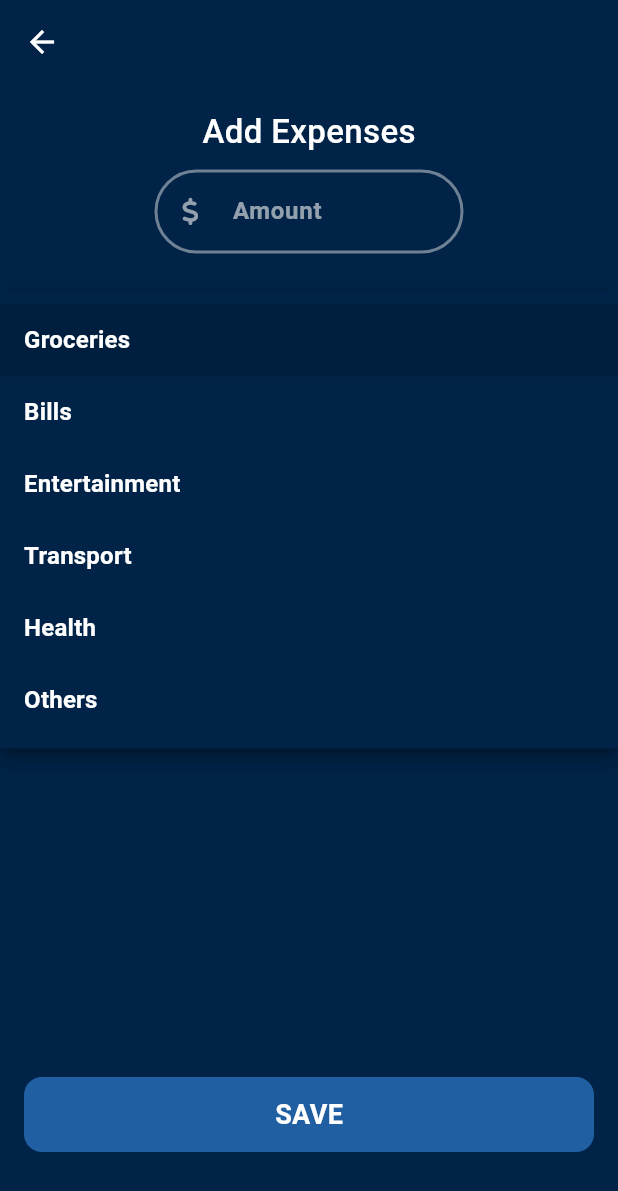
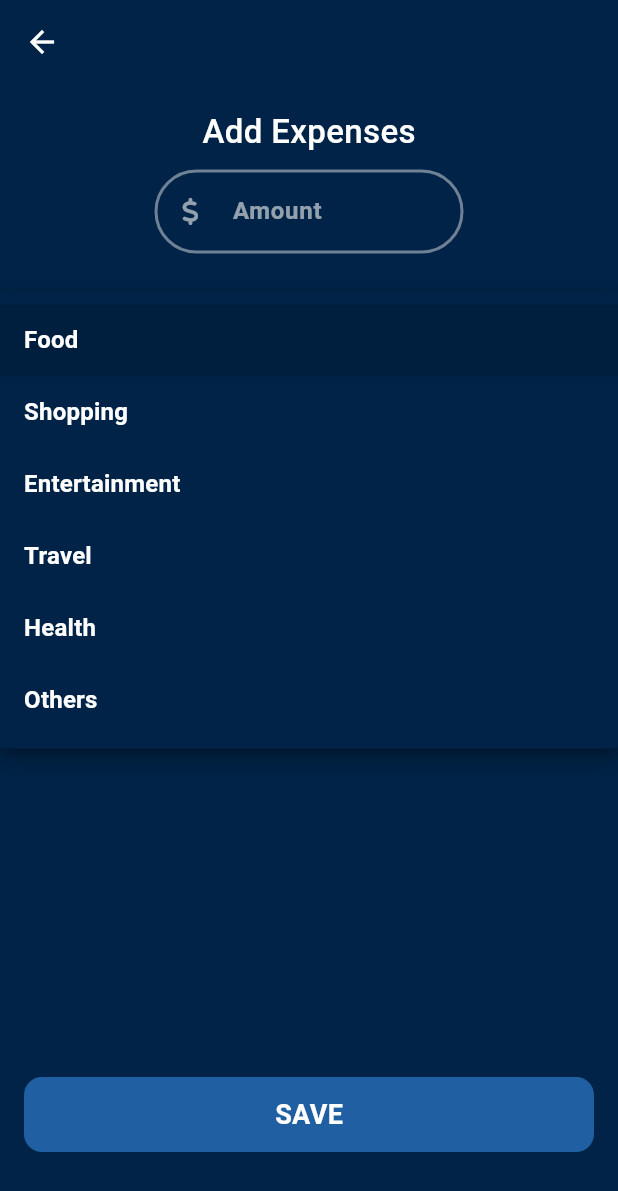
Before and after one commit to R-salton/expense_tracker, a Flutter app: the AddExpensesScreen screen opened directly, after a tap on "Category", on a phone screen of 412 x 824 dp. Shown: the top 1191 px of the screen. Run offline on Flutter 3.47's test engine with Material 3 defaults, Android fonts, the phone set to English and light mode, and no system bars; our stand-ins replace fl_chart, font_awesome_flutter, line_icons.

Commit message:
Add Expense

```diff
--- a/lib/screens/add_expense/views/add_expenses.dart
+++ b/lib/screens/add_expense/views/add_expenses.dart
@@ -27,10 +27,10 @@ class _AddExpensesScreenState extends State<AddExpensesScreen> {
   @override
   Widget build(BuildContext context) {
     final List<String> categories = [
-      'Groceries',
-      'Bills',
+      'Food',
+      'Shopping',
       'Entertainment',
-      'Transport',
+      'Travel',
       'Health',
       'Others',
     ];
@@ -93,6 +93,11 @@ class _AddExpensesScreenState extends State<AddExpensesScreen> {
                     height: 30,
                   ),
                   DropdownButtonFormField<String>(
+                    icon: FaIcon(
+                      FontAwesomeIcons.plus,
+                      color: kBlackCleanColor,
+                      size: 18,
+                    ),
                     value: selectedCategory,
                     onChanged: (value) {
                       setState(() {
```
